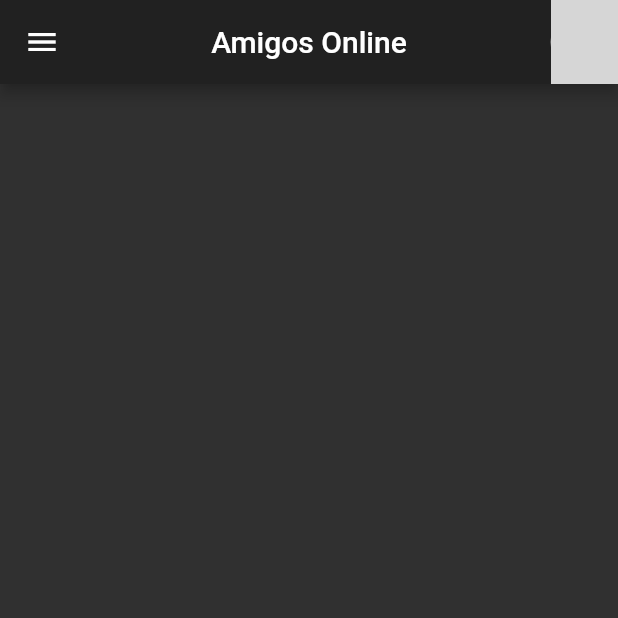
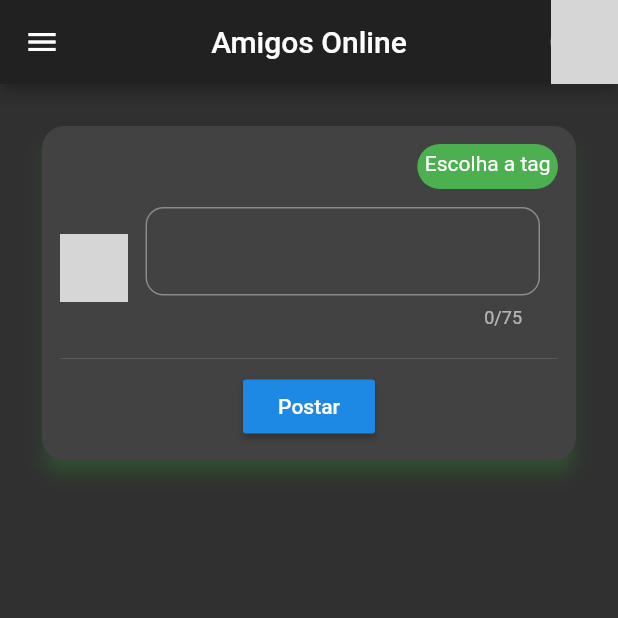
Before and after one commit to italoevan/Amigos-Online, a Flutter app: the HomeView screen opened by its route, on a phone screen of 412 x 824 dp, the top half of it. Run offline on Flutter 3.47's test engine with Material 2 defaults, Android fonts, the phone set to English and light mode, and no system bars; our stand-ins replace cloud_firestore, firebase_auth, firebase_core, firebase_storage, flutter_spinkit, get and 1 more; accounts and stored records are empty; network calls fail; grey boxes are pictures that could not be loaded.

Commit message:
Posts da tela inicial adicionados

```diff
--- a/lib/data/models/posts_model.dart
+++ b/lib/data/models/posts_model.dart
@@ -6,6 +6,9 @@ class PostsModel {
   String user_image;
   String date;
   String uid;
+
+  PostsModel();
+
   PostsModel.fromJson(Map<String, dynamic> map) {
     tag = map['tag'];
     content = map['content'];
--- /dev/null
+++ b/lib/ui/components/home_components/home_posts_area.dart
@@ -0,0 +1,27 @@
+import 'package:amigos_online/controller/home_controllers/home_controller.dart';
+import 'package:amigos_online/ui/components/profile_components/posts_item.dart';
+import 'package:flutter/material.dart';
+import 'package:flutter_spinkit/flutter_spinkit.dart';
+import 'package:get/get.dart';
+
+class HomePostsArea extends StatelessWidget {
+  HomePostsArea({@required this.controller});
+  final HomeController controller;
+
+  @override
+  Widget build(BuildContext context) {
+    return Obx(() => Expanded(
+          child: controller.hasPostsLoaded.value
+              ? ListView.builder(
+                  itemCount: controller.listPosts.length,
+                  itemBuilder: (context, index) {
+                    return PostsItem(model: controller.listPosts[index]);
+                  })
+              : Center(
+                  child: SpinKitHourGlass(
+                    color: Colors.green,
+                  ),
+                ),
+        ));
+  }
+}
--- /dev/null
+++ b/lib/ui/components/home_components/new_post_area.dart
@@ -0,0 +1,74 @@
+import 'package:amigos_online/controller/home_controllers/home_controller.dart';
+import 'package:amigos_online/providers/user_provider.dart';
+import 'package:amigos_online/ui/components/home_components/mini_user_avatar.dart';
+import 'package:amigos_online/utils/generic_utils/text_field_generic.dart';
+import 'package:flutter/material.dart';
+import 'package:get/get.dart';
+
+class NewPostArea extends StatelessWidget {
+  NewPostArea({@required this.controller, @required this.userController});
+  final HomeController controller;
+  final UserProviderController userController;
+  @override
+  Widget build(BuildContext context) {
+    return Card(
+      elevation: 5,
+      shadowColor: Colors.green,
+      shape: RoundedRectangleBorder(
+        borderRadius: BorderRadius.circular(15.0),
+      ),
+      child: Container(
+        padding: EdgeInsets.all(12),
+        child: Column(
+          crossAxisAlignment: CrossAxisAlignment.start,
+          mainAxisAlignment: MainAxisAlignment.center,
+          mainAxisSize: MainAxisSize.max,
+          children: [
+            Row(
+              mainAxisAlignment: MainAxisAlignment.end,
+              children: [
+                Obx(() => InkWell(
+                      onTap: controller.openDialogToChooseTag,
+                      child: Container(
+                        padding: EdgeInsets.all(5),
+                        decoration: BoxDecoration(
+                            color: Colors.green,
+                            borderRadius: BorderRadius.circular(16)),
+                        height: 30,
+                        child: Text(controller.atualTagChoose.value == 0
+                            ? "Escolha a tag"
+                            : controller.userChose.value.toString()),
+                      ),
+                    ))
+              ],
+            ),
+            Row(
+              children: [
+                MiniUserAvatar(
+                  controller: userController,
+                ),
+                Expanded(
+                    child: Padding(
+                  padding: const EdgeInsets.all(12.0),
+                  child: Obx(() => GenericTextField(
+                        error: controller.newPostMessageError.value == ""
+                            ? null
+                            : controller.newPostMessageError.value,
+                        maxLength: 75,
+                        controller: controller.newPostController.value,
+                      )),
+                )),
+              ],
+            ),
+            Divider(),
+            Center(
+                child: RaisedButton(
+              onPressed: controller.newPost,
+              child: Text("Postar"),
+            ))
+          ],
+        ),
+      ),
+    );
+  }
+}
--- a/lib/ui/pages/home/home_view.dart
+++ b/lib/ui/pages/home/home_view.dart
@@ -2,7 +2,9 @@ import 'package:amigos_online/controller/home_controllers/home_controller.dart';
 import 'package:amigos_online/providers/user_provider.dart';
 import 'package:amigos_online/routes/app_routes.dart';
 import 'package:amigos_online/ui/components/home_components/drawer_home.dart';
+import 'package:amigos_online/ui/components/home_components/home_posts_area.dart';
 import 'package:amigos_online/ui/components/home_components/mini_user_avatar.dart';
+import 'package:amigos_online/ui/components/home_components/new_post_area.dart';
 import 'package:amigos_online/utils/generic_utils/loading_util.dart';
 import 'package:firebase_auth/firebase_auth.dart';
 import 'package:flutter/material.dart';
@@ -37,7 +39,28 @@ class HomeView extends StatelessWidget {
         ],
       ),
       body: Obx(() => LoadingUtil(
-          widget: Container(), loading: controller.isLoading.value)),
+          widget: SingleChildScrollView(
+            child: Container(
+              height: Get.height,
+              width: Get.width,
+              child: Column(
+                crossAxisAlignment: CrossAxisAlignment.stretch,
+                children: [
+                  Padding(
+                    padding: EdgeInsets.all(24),
+                    child: NewPostArea(
+                      userController: userController,
+                      controller: controller,
+                    ),
+                  ),
+                  HomePostsArea(
+                    controller: controller,
+                  )
+                ],
+              ),
+            ),
+          ),
+          loading: controller.isLoading.value)),
     );
   }
 }
--- a/lib/ui/pages/login_cadastro/cadastro_view.dart
+++ b/lib/ui/pages/login_cadastro/cadastro_view.dart
@@ -17,7 +17,7 @@ class CadastroView extends StatelessWidget {
         appBar: AppBar(
           title: Text('Cadastro'),
         ),
-        body: Obx(()=>LoadingUtil(
+        body: Obx(() => LoadingUtil(
             widget: SingleChildScrollView(
               child: Container(
                 height: Get.height,
@@ -25,6 +25,8 @@ class CadastroView extends StatelessWidget {
                 child: Column(
                   children: [
                     Obx(() => UserAvatar(
+                      isMiniAvatar: false,
+                      isNetworkImage: false,
                           image: controller.image.value == null
                               ? null
                               : controller.image.value,
--- /dev/null
+++ b/lib/utils/date_firebase_utils/order_date.dart
@@ -0,0 +1,6 @@
+class OderDate {
+  String oderData(int timestamp) {
+
+  }
+
+}
--- a/lib/utils/generic_utils/text_field_generic.dart
+++ b/lib/utils/generic_utils/text_field_generic.dart
@@ -6,11 +6,14 @@ class GenericTextField extends StatefulWidget {
       this.error,
       this.hasHint,
       this.textHint,
-      this.isPassword});
+      this.isPassword,
+      this.maxLength
+      });
   final bool hasHint;
   final String error;
   final String textHint;
   final bool isPassword;
+  final int maxLength;
   bool passwordIsVisible = false;
   final TextEditingController controller;
 
@@ -22,12 +25,14 @@ class _GenericTextFieldState extends State<GenericTextField> {
   @override
   Widget build(BuildContext context) {
     return TextField(
+      maxLength:widget.maxLength ,
       obscureText: widget.isPassword != null
           ? !widget.passwordIsVisible
               ? true
               : false
           : false,
       controller: widget.controller,
+
       decoration: InputDecoration(
           suffix: widget.isPassword == true ? InkWell(
             child: Icon(Icons.remove_red_eye_sharp),
```
Also changed, not shown: lib/controller/home_controllers/home_controller.dart (+221 -2 lines), lib/controller/user_profile_controllers/user_profile_controller.dart (+5 -3 lines), lib/main.dart (+5 -7 lines), lib/ui/components/profile_components/posts_item.dart (+49 -7 lines), lib/ui/components/signup_components/user_avatar.dart (+6 -5 lines).
